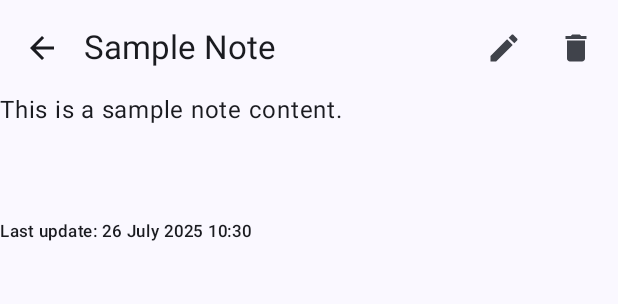
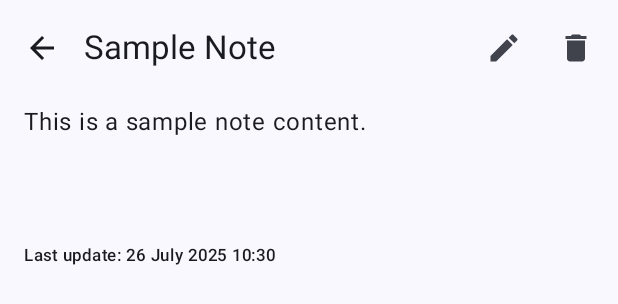
Before and after one commit to linxum/QuickNotes, an Android app built with Jetpack Compose: the @Preview function NoteViewPreview, on a phone screen of 412 x 824 dp. Shown: the top 304 px of the screen. Run offline under Robolectric (Android 15) with nearby library versions, the phone set to English and light mode, and no system bars; our stand-ins replace Room's generated code.

Commit message:
Fix bug with update noteview after UPDATE

```diff
--- a/app/src/main/java/com/smekhnyov/quicknotes/ui/noteEdit/NoteEditViewModel.kt
+++ b/app/src/main/java/com/smekhnyov/quicknotes/ui/noteEdit/NoteEditViewModel.kt
@@ -17,7 +17,7 @@ class NoteEditViewModel(private val repository: NoteRepository) : ViewModel() {
         }
     }
 
-    fun saveNote(note: Note) {
+    fun saveNote(note: Note, setUpdateState: (Boolean) -> Unit = {}) {
         viewModelScope.launch {
             if (note.id == 0) {
                 repository.insert(note)
@@ -25,6 +25,7 @@ class NoteEditViewModel(private val repository: NoteRepository) : ViewModel() {
             } else {
                 repository.update(note)
                 _notes.value = repository.getAll()
+                setUpdateState(true)
             }
         }
     }
--- a/app/src/main/java/com/smekhnyov/quicknotes/ui/noteView/NoteView.kt
+++ b/app/src/main/java/com/smekhnyov/quicknotes/ui/noteView/NoteView.kt
@@ -15,6 +15,7 @@ import androidx.compose.material3.TopAppBar
 import androidx.compose.runtime.*
 import androidx.compose.ui.res.stringResource
 import androidx.compose.ui.tooling.preview.Preview
+import androidx.compose.ui.unit.dp
 import androidx.lifecycle.viewmodel.compose.viewModel
 import androidx.navigation.NavHostController
 import com.smekhnyov.quicknotes.R
@@ -27,13 +28,22 @@ import com.smekhnyov.quicknotes.ui.theme.QuickNotesTheme
 @OptIn(ExperimentalMaterial3Api::class)
 @Composable
 fun NoteView(
-    note: Note,
+    _note: Note,
     navController: NavHostController,
     repository: NoteRepository,
+    updateState: MutableState<Boolean>,
     vm: NoteViewModel = viewModel(
         factory = NoteViewModelFactory(repository)
     )
 ) {
+    val note: Note
+    if (!updateState.value) {
+        note = _note
+    } else {
+        note = vm.getNote(_note.id)!!
+    }
+
+
     var showDeleteDialog by remember { mutableStateOf(false) }
     QuickNotesTheme {
         Scaffold(
@@ -72,13 +82,17 @@ fun NoteView(
             Column {
                 Text(
                     text = note.body,
-                    modifier = androidx.compose.ui.Modifier.padding(innerPadding),
+                    modifier = androidx.compose.ui.Modifier
+                        .padding(innerPadding)
+                        .padding(start = 16.dp, end = 16.dp, top = 8.dp, bottom = 8.dp),
                     style = androidx.compose.material3.MaterialTheme.typography.bodyLarge
                 )
                 Text(
                     text = stringResource(R.string.last_update) + java.text.SimpleDateFormat("d MMMM yyyy HH:mm")
                         .format(java.util.Date(note.updatedAt)),
-                    modifier = androidx.compose.ui.Modifier.padding(innerPadding),
+                    modifier = androidx.compose.ui.Modifier
+                        .padding(innerPadding)
+                        .padding(start = 16.dp, end = 16.dp, bottom = 8.dp),
                     style = androidx.compose.material3.MaterialTheme.typography.labelSmall
                 )
             }
@@ -102,15 +116,16 @@ fun NoteView(
 fun NoteViewPreview() {
     NoteView(
         navController = NavHostController(context = androidx.compose.ui.platform.LocalContext.current),
-        note = Note(
+        _note = Note(
             id = 1,
             title = "Sample Note",
             body = "This is a sample note content.",
-            updatedAt = System.currentTimeMillis()
+            updatedAt = System.currentTimeMillis(),
         ),
         repository = NoteRepository(
             NoteDatabase.getInstance(context = androidx.compose.ui.platform.LocalContext.current)
                 .noteDao()
-        )
+        ),
+        updateState = remember { mutableStateOf<Boolean>(false) },
     )
 }
--- a/app/src/main/java/com/smekhnyov/quicknotes/ui/noteView/NoteViewModel.kt
+++ b/app/src/main/java/com/smekhnyov/quicknotes/ui/noteView/NoteViewModel.kt
@@ -17,6 +17,10 @@ class NoteViewModel(private val repository: NoteRepository) : ViewModel() {
         }
     }
 
+    fun getNote(id: Int): Note? {
+        return _notes.value?.find { it.id == id }
+    }
+
     fun deleteNote(note: Note) {
         viewModelScope.launch {
             repository.delete(note)
```
Also changed, not shown: app/src/main/java/com/smekhnyov/quicknotes/ui/NavGraph.kt (+16 -4 lines), app/src/main/java/com/smekhnyov/quicknotes/ui/noteEdit/NoteEdit.kt (+11 -5 lines).
